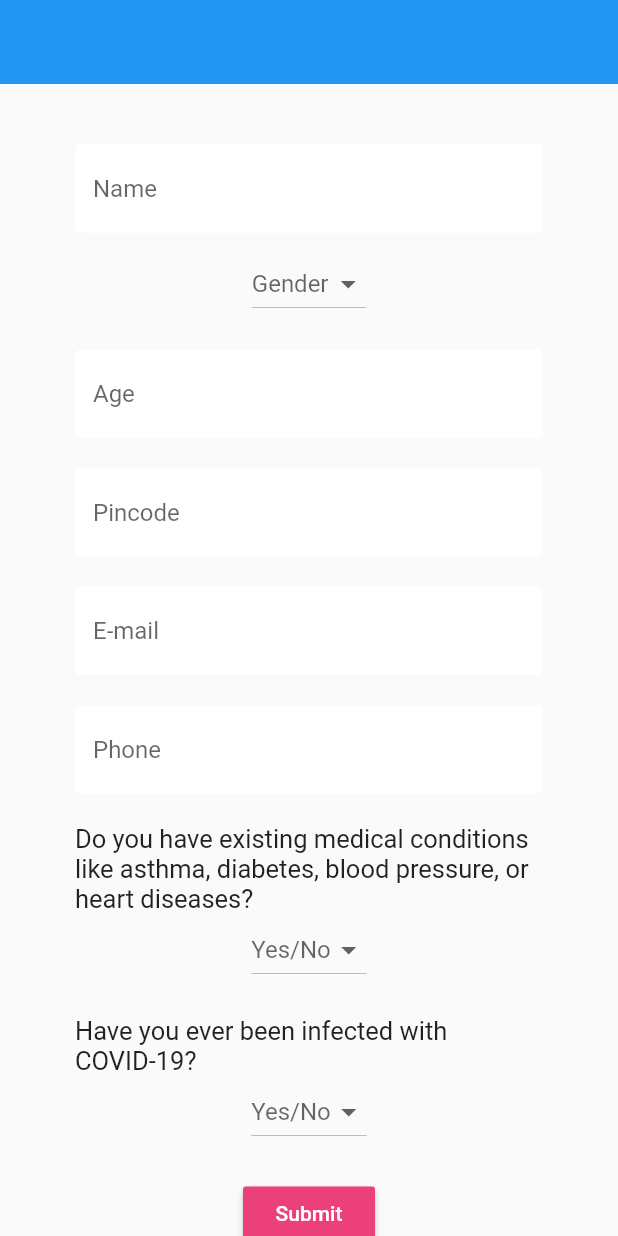
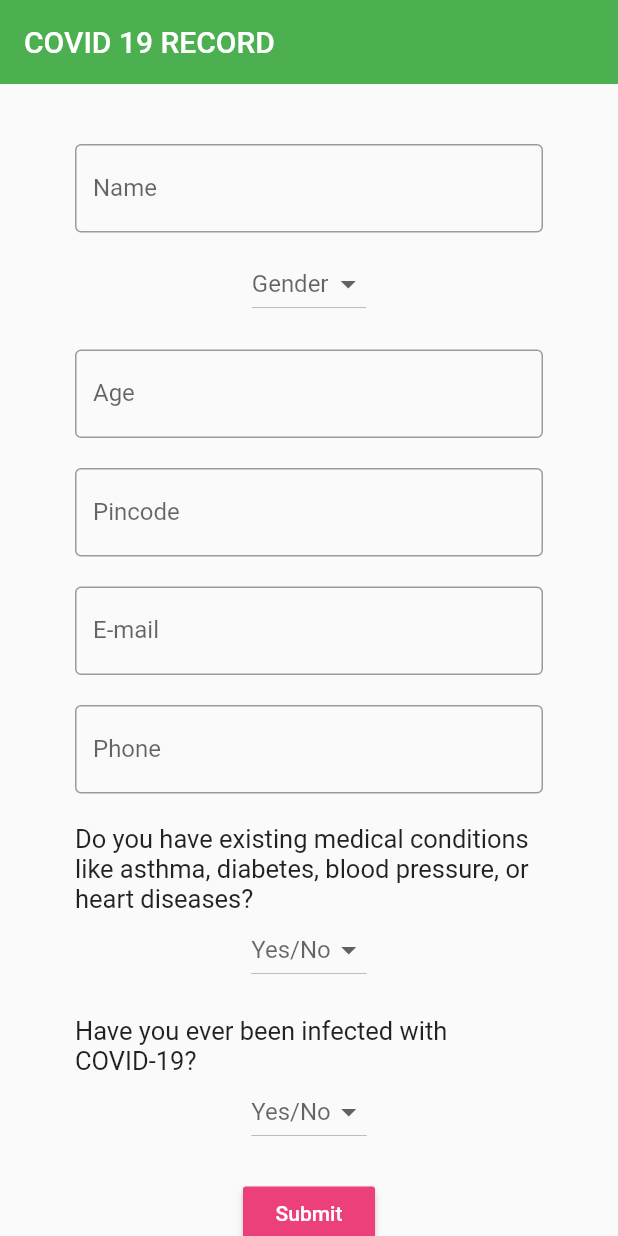
Before and after one commit to vasu23gupta/vaccine-distribution-system, a Flutter app: the screen it shows after launch, on a phone screen of 412 x 824 dp. Run offline on Flutter 3.47's test engine with Material 2 defaults, Android fonts, the phone set to English and light mode, and no system bars; our stand-ins replace cloud_firestore, firebase_core; accounts and stored records are empty.

Commit message:
adding files

```diff
--- a/lib/form_screen.dart
+++ b/lib/form_screen.dart
@@ -31,7 +31,8 @@ class _FormScreenState extends State<FormScreen> {
   Widget build(BuildContext context) {
     return Scaffold(
       appBar: AppBar(
-        title: Text(''),
+        title: Text('COVID 19 RECORD'),
+        backgroundColor: Colors.green,
         elevation: 0.0,
       ),
       body: SingleChildScrollView(
@@ -46,7 +47,10 @@ class _FormScreenState extends State<FormScreen> {
                   height: 20.0,
                 ),
                 TextFormField(
-                  decoration: textInputDecoration.copyWith(hintText: 'Name'),
+                  decoration: InputDecoration(
+                    border: OutlineInputBorder(),
+                    labelText: "Name",
+                  ),
                   validator: (val) => val.isEmpty ? 'Enter a name' : null,
                   onChanged: (val) {
                     setState(() => name = val);
@@ -58,6 +62,8 @@ class _FormScreenState extends State<FormScreen> {
                 ),
                 DropdownButton(
                   hint: Text('Gender'),
+                  dropdownColor: Colors.white,
+                  elevation: 1,
                   value: gender,
                   onChanged: (value) {
                     setState(
@@ -81,7 +87,10 @@ class _FormScreenState extends State<FormScreen> {
                 ),
                 TextFormField(
                   keyboardType: TextInputType.number,
-                  decoration: textInputDecoration.copyWith(hintText: 'Age'),
+                  decoration: InputDecoration(
+                    border: OutlineInputBorder(),
+                    labelText: "Age",
+                  ),
                   validator: (val) => val.isEmpty ? 'Enter your age' : null,
                   onChanged: (val) {
                     setState(() => age = int.parse(val));
@@ -93,7 +102,10 @@ class _FormScreenState extends State<FormScreen> {
                 ),
                 TextFormField(
                   keyboardType: TextInputType.number,
-                  decoration: textInputDecoration.copyWith(hintText: 'Pincode'),
+                  decoration: InputDecoration(
+                    border: OutlineInputBorder(),
+                    labelText: "Pincode",
+                  ),
                   validator: (val) => val.isEmpty ? 'Enter pincode' : null,
                   onChanged: (val) {
                     setState(() => pincode = int.parse(val));
@@ -104,7 +116,10 @@ class _FormScreenState extends State<FormScreen> {
                   height: 20.0,
                 ),
                 TextFormField(
-                  decoration: textInputDecoration.copyWith(hintText: 'E-mail'),
+                  decoration: InputDecoration(
+                    border: OutlineInputBorder(),
+                    labelText: "E-mail",
+                  ),
                   validator: (val) =>
                       val.isEmpty ? 'Enter a valid email' : null,
                   onChanged: (val) {
@@ -117,7 +132,10 @@ class _FormScreenState extends State<FormScreen> {
                 ),
                 TextFormField(
                   keyboardType: TextInputType.number,
-                  decoration: textInputDecoration.copyWith(hintText: 'Phone'),
+                  decoration: InputDecoration(
+                    border: OutlineInputBorder(),
+                    labelText: "Phone",
+                  ),
                   validator: (val) =>
                       val.isEmpty ? 'Enter a valid phone number' : null,
                   onChanged: (val) {
```
